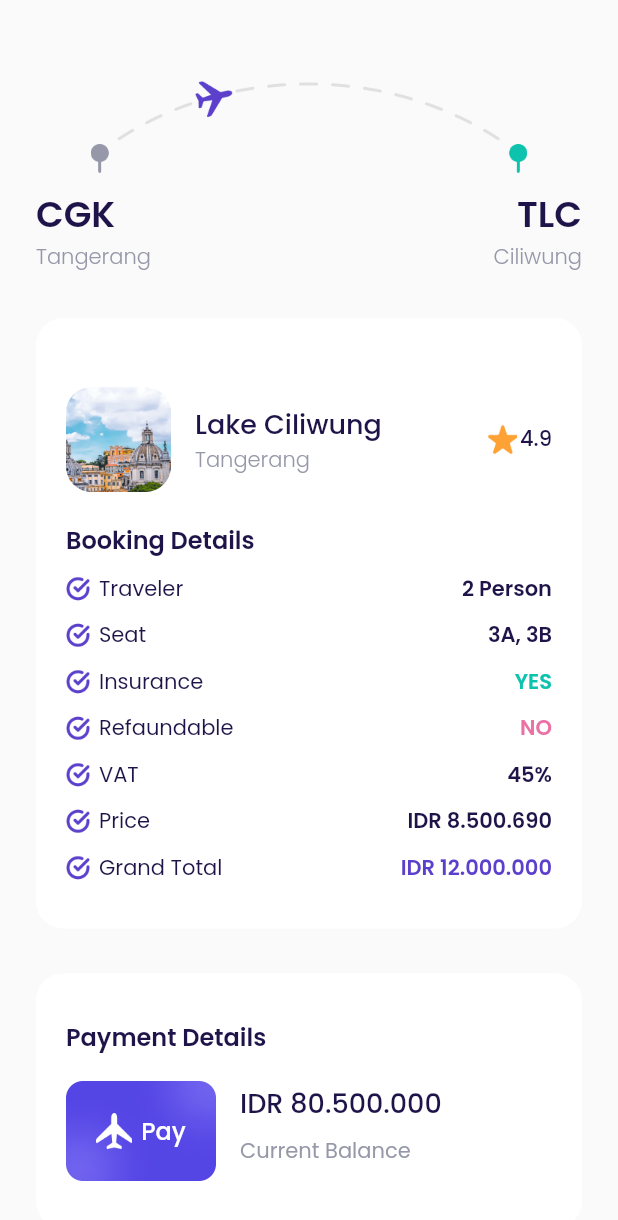
After one commit to Revaldo11/Flutter-My-Plane-UI, a Flutter app: the CheckoutPage screen opened directly, on a phone screen of 412 x 824 dp. The commit adds this screen. Shown: the top 1220 px of the screen. Run offline on Flutter 3.47's test engine with Material 2 defaults, Android fonts, the phone set to English and light mode, and no system bars; our stand-ins replace google_fonts.

Commit message:
adding checkout page done

```diff
--- /dev/null
+++ b/lib/components/pages/checkout_page.dart
@@ -0,0 +1,271 @@
+import 'package:flutter/material.dart';
+import 'package:my_plane/components/widgets/booking_detail_item.dart';
+import 'package:my_plane/components/widgets/custom_button.dart';
+import 'package:my_plane/components/widgets/destination_tile.dart';
+import 'package:my_plane/shared/utils.dart';
+
+class CheckoutPage extends StatelessWidget {
+  const CheckoutPage({Key? key}) : super(key: key);
+
+  @override
+  Widget build(BuildContext context) {
+    return Scaffold(
+      backgroundColor: kBackgroundColor,
+      body: ListView(
+        padding: EdgeInsets.symmetric(horizontal: defaultMargin),
+        children: [
+          route(),
+          bookingDetails(),
+          paymentDetails(),
+          payButton(),
+          tacButton(),
+        ],
+      ),
+    );
+  }
+
+  Widget tacButton() {
+    return Container(
+      margin: const EdgeInsets.only(top: 30.0, bottom: 30.0),
+      alignment: Alignment.center,
+      child: Text(
+        'Terms and Conditions',
+        style: greyTextStyle.copyWith(
+          fontSize: 16.0,
+          fontWeight: light,
+          decoration: TextDecoration.underline,
+        ),
+      ),
+    );
+  }
+
+  Widget payButton() {
+    return CustomButton(
+      width: double.infinity,
+      margin: const EdgeInsets.only(top: 30.0),
+      title: "Pay Now",
+      onPressed: () {},
+    );
+  }
+
+  Widget paymentDetails() {
+    return Container(
+      margin: const EdgeInsets.only(top: 30.0),
+      padding: const EdgeInsets.only(top: 30.0, left: 20.0, bottom: 30.0),
+      decoration: BoxDecoration(
+        color: kWhiteColor,
+        borderRadius: BorderRadius.circular(18.0),
+      ),
+      child: Column(
+        crossAxisAlignment: CrossAxisAlignment.start,
+        children: [
+          SizedBox(
+            child: Text(
+              "Payment Details",
+              style: blackTextStyle.copyWith(
+                fontWeight: semiBold,
+                fontSize: 16.0,
+              ),
+            ),
+          ),
+          Container(
+            margin: const EdgeInsets.only(top: 16.0),
+            child: Row(
+              children: [
+                Container(
+                  width: 100.0,
+                  height: 70.0,
+                  margin: const EdgeInsets.only(right: 16.0),
+                  decoration: const BoxDecoration(
+                    image: DecorationImage(
+                      image: AssetImage("assets/images/image_card.png"),
+                    ),
+                  ),
+                  child: Center(
+                    child: Row(
+                      mainAxisAlignment: MainAxisAlignment.center,
+                      children: [
+                        Container(
+                          width: 24.0,
+                          height: 24.0,
+                          margin: const EdgeInsets.only(right: 6.0),
+                          decoration: const BoxDecoration(
+                            image: DecorationImage(
+                              image: AssetImage("assets/images/logo.png"),
+                            ),
+                          ),
+                        ),
+                        Text(
+                          "Pay",
+                          style: whiteTextStyle.copyWith(
+                            fontSize: 16.0,
+                            fontWeight: medium,
+                          ),
+                        ),
+                      ],
+                    ),
+                  ),
+                ),
+                Expanded(
+                  child: Column(
+                    crossAxisAlignment: CrossAxisAlignment.start,
+                    children: [
+                      Container(
+                        margin: const EdgeInsets.only(bottom: 8.0),
+                        child: Text(
+                          "IDR 80.500.000",
+                          style: blackTextStyle.copyWith(
+                            fontSize: 18.0,
+                            fontWeight: medium,
+                          ),
+                          overflow: TextOverflow.ellipsis,
+                        ),
+                      ),
+                      Container(
+                        margin: const EdgeInsets.only(bottom: 8.0),
+                        child: Text(
+                          "Current Balance",
+                          style: greyTextStyle.copyWith(),
+                        ),
+                      )
+                    ],
+                  ),
+                ),
+              ],
+            ),
+          ),
+        ],
+      ),
+    );
+  }
+
+  Widget bookingDetails() {
+    return Container(
+      width: double.infinity,
+      margin: const EdgeInsets.only(top: 30.0),
+      padding: const EdgeInsets.symmetric(horizontal: 20.0, vertical: 30.0),
+      decoration: BoxDecoration(
+        color: kWhiteColor,
+        borderRadius: BorderRadius.circular(18.0),
+      ),
+      child: Column(
+        crossAxisAlignment: CrossAxisAlignment.start,
+        children: [
+          const DestinationTile(
+            imageUrl: "assets/images/image_destination8.png",
+            name: "Lake Ciliwung",
+            city: "Tangerang",
+            rating: 4.9,
+          ),
+          Container(
+            margin: const EdgeInsets.only(top: 20.0),
+            child: Text(
+              "Booking Details",
+              style: blackTextStyle.copyWith(
+                fontWeight: semiBold,
+                fontSize: 16.0,
+              ),
+            ),
+          ),
+          BookingDetailItem(
+            title: "Traveler",
+            valueText: "2 Person",
+            valueColor: kBlackColor,
+          ),
+          BookingDetailItem(
+            title: "Seat",
+            valueText: "3A, 3B",
+            valueColor: kBlackColor,
+          ),
+          BookingDetailItem(
+            title: "Insurance",
+            valueText: "YES",
+            valueColor: kGreenColor,
+          ),
+          BookingDetailItem(
+            title: "Refaundable",
+            valueText: "NO",
+            valueColor: kRedColor,
+          ),
+          BookingDetailItem(
+            title: "VAT",
+            valueText: "45%",
+            valueColor: kBlackColor,
+          ),
+          BookingDetailItem(
+            title: "Price",
+            valueText: "IDR 8.500.690",
+            valueColor: kBlackColor,
+          ),
+          BookingDetailItem(
+            title: "Grand Total",
+            valueText: "IDR 12.000.000",
+            valueColor: kPrimaryColor,
+          ),
+        ],
+      ),
+    );
+  }
+
+  Widget route() {
+    return Container(
+      margin: const EdgeInsets.only(top: 50.0),
+      child: Column(
+        children: [
+          Container(
+            width: 291.0,
+            height: 65.0,
+            margin: const EdgeInsets.only(bottom: 10.0),
+            decoration: const BoxDecoration(
+              image: DecorationImage(
+                image: AssetImage('assets/images/image_checkout.png'),
+                fit: BoxFit.cover,
+              ),
+            ),
+          ),
+          Row(
+            mainAxisAlignment: MainAxisAlignment.spaceBetween,
+            children: [
+              Column(
+                crossAxisAlignment: CrossAxisAlignment.start,
+                children: [
+                  Text(
+                    "CGK",
+                    style: blackTextStyle.copyWith(
+                      fontSize: 24.0,
+                      fontWeight: semiBold,
+                    ),
+                  ),
+                  Text(
+                    "Tangerang",
+                    style: greyTextStyle.copyWith(
+                      fontWeight: light,
+                    ),
+                  ),
+                ],
+              ),
+              Column(
+                crossAxisAlignment: CrossAxisAlignment.end,
+                children: [
+                  Text(
+                    "TLC",
+                    style: blackTextStyle.copyWith(
+                      fontSize: 24.0,
+                      fontWeight: semiBold,
+                    ),
+                  ),
+                  Text(
+                    "Ciliwung",
+                    style: greyTextStyle.copyWith(
+                      fontWeight: light,
+                    ),
+                  ),
+                ],
+              ),
+            ],
+          ),
+        ],
+      ),
+    );
+  }
+}
--- a/lib/components/pages/choose_seat_page.dart
+++ b/lib/components/pages/choose_seat_page.dart
@@ -1,4 +1,5 @@
 import 'package:flutter/material.dart';
+import 'package:my_plane/components/pages/checkout_page.dart';
 import 'package:my_plane/components/widgets/custom_button.dart';
 import 'package:my_plane/components/widgets/seat_item.dart';
 import 'package:my_plane/shared/utils.dart';
@@ -10,16 +11,14 @@ class ChooseSeatPage extends StatelessWidget {
   Widget build(BuildContext context) {
     return Scaffold(
       backgroundColor: kBackgroundColor,
-      body: SingleChildScrollView(
-        child: ListView(
+      body: ListView(
         padding: EdgeInsets.symmetric(horizontal: defaultMargin),
         children: [
           title(),
           seatStatus(),
           selectSeat(),
-            checkoutButton(),
+          checkoutButton(context),
         ],
-        ),
       ),
     );
   }
@@ -333,12 +332,18 @@ class ChooseSeatPage extends StatelessWidget {
     );
   }
 
-  Widget checkoutButton() {
+  Widget checkoutButton(BuildContext context) {
     return CustomButton(
       width: 327.0,
       margin: const EdgeInsets.only(top: 30.0),
       title: "Continue to Checkout",
-      onPressed: () {},
+      onPressed: () {
+        Navigator.push(
+            context,
+            MaterialPageRoute(
+              builder: (context) => const CheckoutPage(),
+            ));
+      },
     );
   }
 }
--- a/lib/components/pages/home_page.dart
+++ b/lib/components/pages/home_page.dart
@@ -129,26 +129,31 @@ class HomePage extends StatelessWidget {
             imageUrl: "assets/images/image_destination6.png",
             name: "Danau Beratan",
             city: "Singaraja",
+            padding: EdgeInsets.all(10.0),
           ),
           const DestinationTile(
             imageUrl: "assets/images/image_destination7.png",
             name: "Sydney Opera",
             city: "Australia",
+            padding: EdgeInsets.all(10.0),
           ),
           const DestinationTile(
             imageUrl: "assets/images/image_destination8.png",
             name: "Roma",
             city: "Italy",
+            padding: EdgeInsets.all(10.0),
           ),
           const DestinationTile(
             imageUrl: "assets/images/image_destination9.png",
             name: "Payung Teduh",
             city: "Singapore",
+            padding: EdgeInsets.all(10.0),
           ),
           const DestinationTile(
             imageUrl: "assets/images/image_destination10.png",
             name: "Hill Hey",
             city: "Monaco",
+            padding: EdgeInsets.all(10.0),
           ),
         ],
       ),
--- /dev/null
+++ b/lib/components/widgets/booking_detail_item.dart
@@ -0,0 +1,49 @@
+import 'package:flutter/material.dart';
+
+import '../../shared/utils.dart';
+
+class BookingDetailItem extends StatelessWidget {
+  const BookingDetailItem(
+      {Key? key,
+      required this.title,
+      required this.valueText,
+      required this.valueColor})
+      : super(key: key);
+
+  final String title;
+  final String valueText;
+  final Color valueColor;
+
+  @override
+  Widget build(BuildContext context) {
+    return Container(
+      margin: const EdgeInsets.only(top: 10.0),
+      child: Row(
+        children: [
+          Container(
+            width: 16.0,
+            height: 16.0,
+            margin: const EdgeInsets.only(right: 6.0),
+            decoration: const BoxDecoration(
+              image: DecorationImage(
+                image: AssetImage('assets/images/icon_check.png'),
+              ),
+            ),
+          ),
+          Text(
+            title,
+            style: blackTextStyle,
+          ),
+          const Spacer(),
+          Text(
+            valueText,
+            style: blackTextStyle.copyWith(
+              fontWeight: semiBold,
+              color: valueColor,
+            ),
+          ),
+        ],
+      ),
+    );
+  }
+}
--- a/lib/components/widgets/destination_tile.dart
+++ b/lib/components/widgets/destination_tile.dart
@@ -9,12 +9,14 @@ class DestinationTile extends StatelessWidget {
     required this.name,
     required this.city,
     this.rating = 0.0,
+    this.padding = EdgeInsets.zero,
   }) : super(key: key);
 
   final String imageUrl;
   final String name;
   final String city;
   final double rating;
+  final EdgeInsets padding;
 
   @override
   Widget build(BuildContext context) {
@@ -27,7 +29,7 @@ class DestinationTile extends StatelessWidget {
           )),
       child: Container(
         margin: const EdgeInsets.only(top: 16.0),
-        padding: const EdgeInsets.all(10.0),
+        padding: padding,
         decoration: BoxDecoration(
           color: kWhiteColor,
           borderRadius: BorderRadius.circular(defaultRadius),
```
Lines whose indentation alone changed are shown as unchanged.
